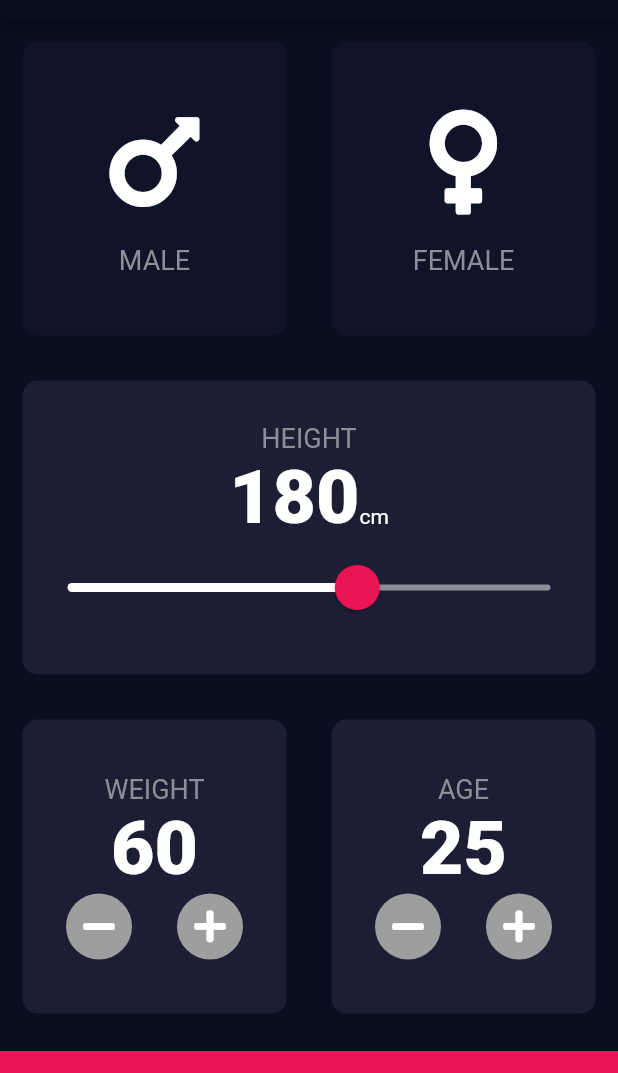
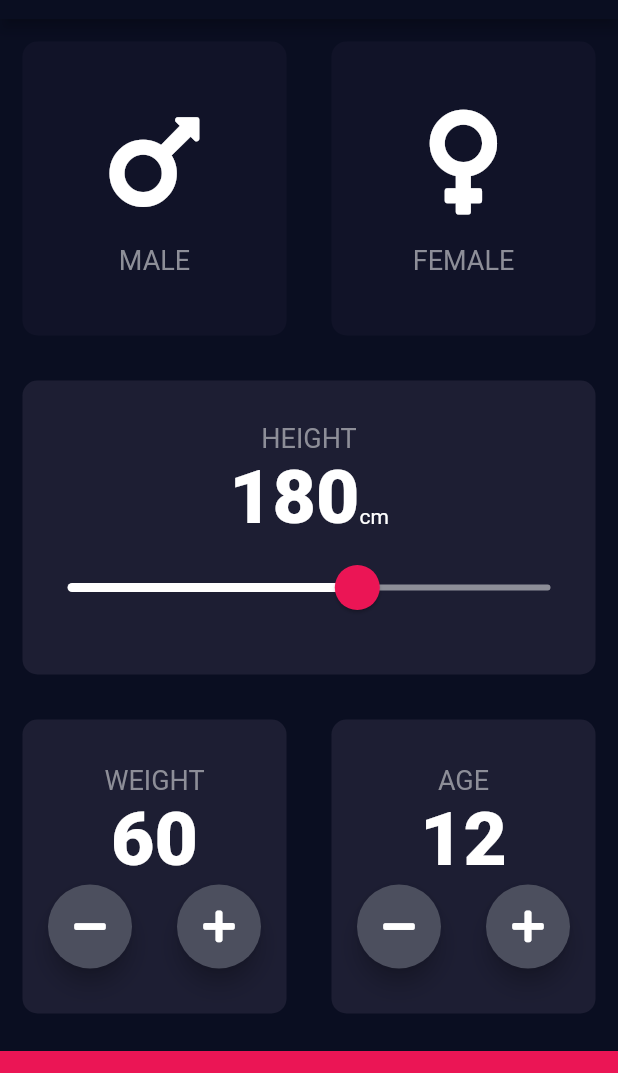
Before and after one commit to BashirYesufu/BMI-Calculator, a Flutter app: the screen it shows after launch, on a phone screen of 412 x 824 dp, the part 65-1138 px from its top. Run offline on Flutter 3.47's test engine with Material 2 defaults, Android fonts, the phone set to English and light mode, and no system bars; our stand-ins replace font_awesome_flutter.

Commit message:
Added functionality to the plus and minus buttons

```diff
--- a/bmi_app/lib/description_content.dart
+++ b/bmi_app/lib/description_content.dart
@@ -6,9 +6,15 @@ class DescriptionContent extends StatelessWidget {
 
   final String text;
   final String number;
+  final Function() minusAction;
+  final Function() plusAction;
   final Decoration? decor = ShapeDecoration(shape: CircleBorder(), color: Colors.grey,);
 
-  DescriptionContent({Key? key, required this.text, required this.number}) : super(key: key);
+  DescriptionContent({Key? key,
+    required this.text,
+    required this.number,
+    required this.minusAction,
+    required this.plusAction, }) : super(key: key);
 
   @override
   Widget build(BuildContext context) {
@@ -20,24 +26,44 @@ class DescriptionContent extends StatelessWidget {
         Row(
           mainAxisAlignment: MainAxisAlignment.center,
           children: [
-            Container(
-              decoration: decor,
-              padding: EdgeInsets.all(10.0),
-              child: Icon(FontAwesomeIcons.minus),
+
+            RoundIconButton(
+              child: FontAwesomeIcons.minus,
+              onPressed: minusAction,
             ),
+
             SizedBox(width: 30.0,),
-            Container(
-              decoration: ShapeDecoration(
-                shape: CircleBorder(),
-                color: Colors.grey,
-              ),
-              padding: EdgeInsets.all(10.0),
-              child: Icon(FontAwesomeIcons.plus),
+
+            RoundIconButton(
+              child: FontAwesomeIcons.plus,
+              onPressed: plusAction,
             ),
+
           ],
         ),
-
       ],
     );
   }
 }
+
+class RoundIconButton extends StatelessWidget {
+
+  final IconData child;
+  final Function() onPressed;
+  const RoundIconButton({Key? key, required this.child, required this.onPressed}) : super(key: key);
+
+  @override
+  Widget build(BuildContext context) {
+    return RawMaterialButton(
+      onPressed: onPressed,
+      fillColor: Color(0xFF4C4F5E),
+      elevation: 6.0,
+      shape: CircleBorder(),
+      constraints: BoxConstraints.tightFor(
+        width: 56.0,
+        height: 56.0,
+      ),
+      child: Icon(child),
+    );
+  }
+}
--- a/bmi_app/lib/input_page.dart
+++ b/bmi_app/lib/input_page.dart
@@ -24,6 +24,8 @@ class _InputPageState extends State<InputPage> {
   Gender selectedGender = Gender.nonBinary;
 
   int height = 180;
+  int weight = 60;
+  int age = 12;
 
   @override
   Widget build(BuildContext context) {
@@ -115,14 +117,37 @@ class _InputPageState extends State<InputPage> {
                   child: ReusableCard(
                     onPress: () {},
                     colour: kActiveCardColor,
-                    cardChild: DescriptionContent(text: 'WEIGHT', number: '60', ),
+                    cardChild: DescriptionContent(
+                      text: 'WEIGHT',
+                      number: weight.toString(),
+                      minusAction: () {
+                        setState(() {
+                          weight--;
+                        });
+                      }, plusAction: () {
+                        setState(() {
+                          weight++;
+                        });
+                    },
+                    ),
                   ),
                 ),
                 Expanded(
                   child: ReusableCard(
                     onPress: () {},
                     colour: kActiveCardColor,
-                    cardChild:  DescriptionContent(text: 'AGE', number: '25',),
+                    cardChild:  DescriptionContent(
+                      text: 'AGE',
+                      number: '$age',
+                      minusAction: () {
+                        setState(() {
+                          age--;
+                        });
+                      }, plusAction: () {
+                        setState(() {
+                          age++;
+                        });
+                    },),
                   ),
                 ),
               ],
```
